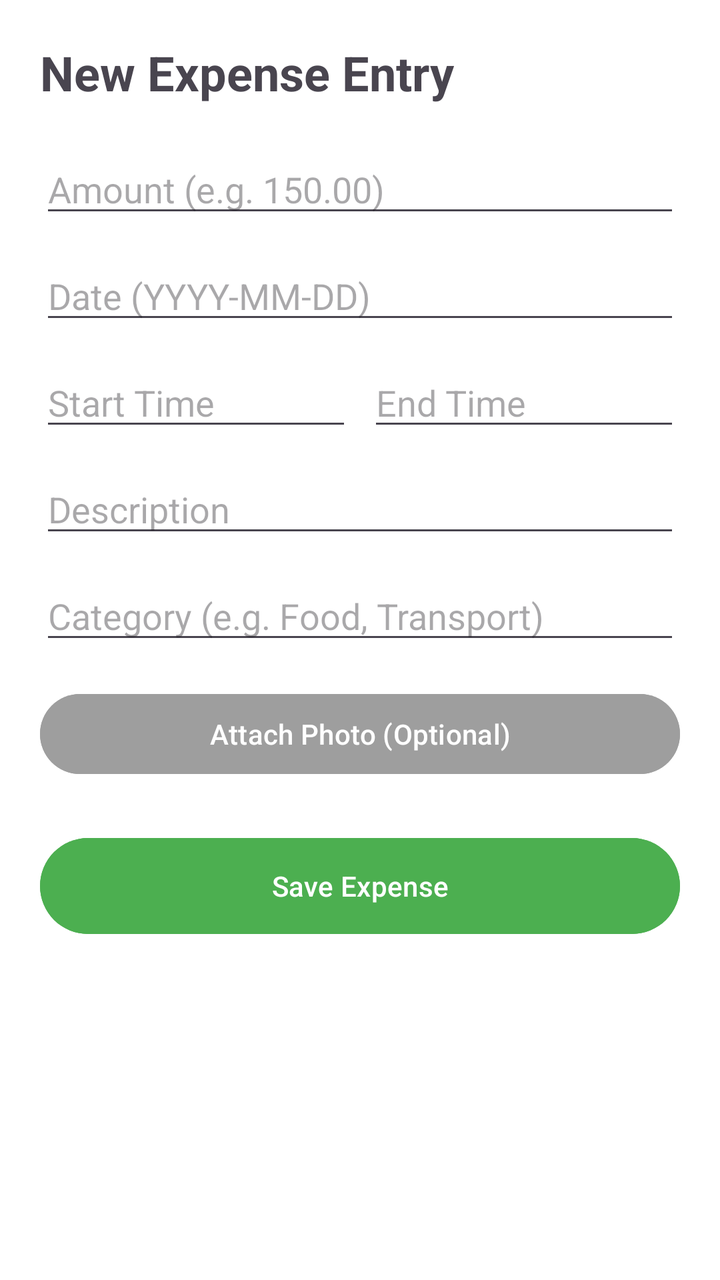
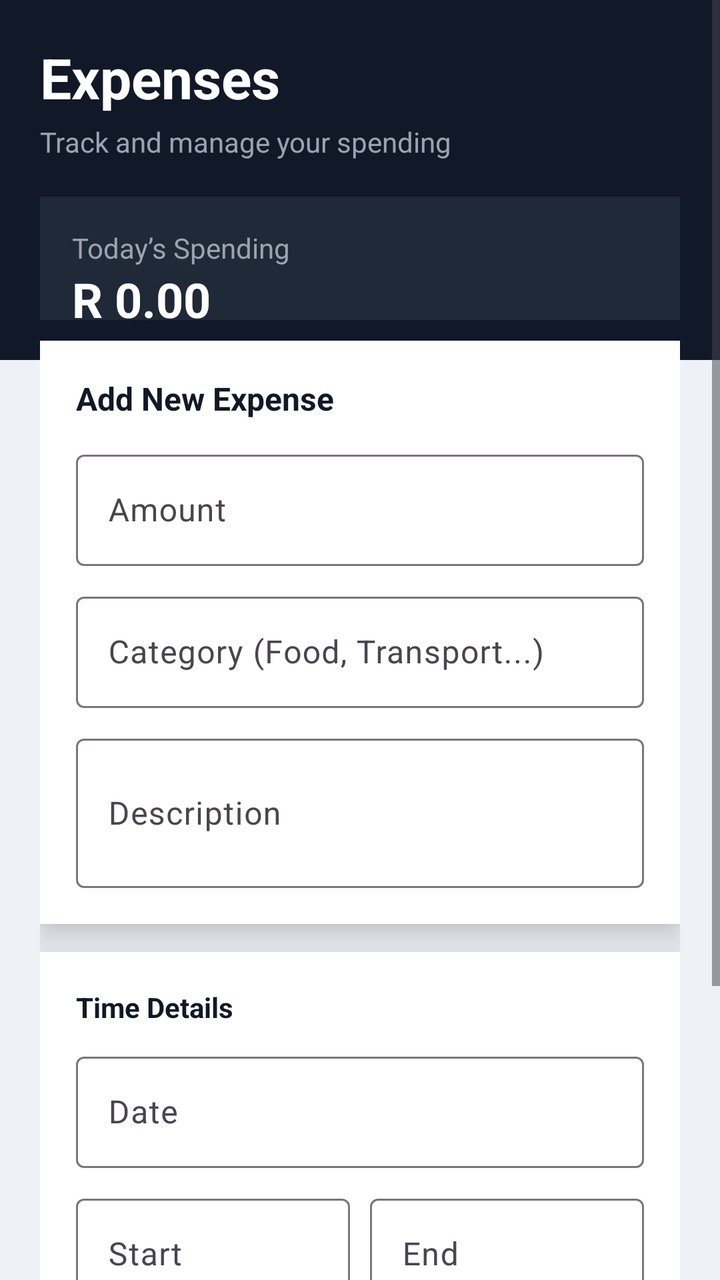

Compare the two renders of this Android layout. The source of the first and the diff that turns it into the second are given below.
<!-- AndroidManifest.xml: application theme Theme.BudgetX -->
<!-- res/layout/activity_add_expense.xml -->
<?xml version="1.0" encoding="utf-8"?>
<ScrollView xmlns:android="http://schemas.android.com/apk/res/android"
    android:layout_width="match_parent"
    android:layout_height="match_parent"
    android:background="#FFFFFF">

    <LinearLayout
        android:layout_width="match_parent"
        android:layout_height="wrap_content"
        android:orientation="vertical"
        android:padding="20dp">

        <TextView
            android:layout_width="wrap_content"
            android:layout_height="wrap_content"
            android:text="New Expense Entry"
            android:textSize="24sp"
            android:textStyle="bold"
            android:layout_marginBottom="20dp" />

        <EditText
            android:id="@+id/etAmount"
            android:layout_width="match_parent"
            android:layout_height="wrap_content"
            android:hint="Amount (e.g. 150.00)"
            android:inputType="numberDecimal"
            android:layout_marginBottom="12dp" />

        <EditText
            android:id="@+id/etDate"
            android:layout_width="match_parent"
            android:layout_height="wrap_content"
            android:hint="Date (YYYY-MM-DD)"
            android:inputType="date"
            android:layout_marginBottom="12dp" />

        <LinearLayout
            android:layout_width="match_parent"
            android:layout_height="wrap_content"
            android:orientation="horizontal">
            <EditText
                android:id="@+id/etStartTime"
                android:layout_width="0dp"
                android:layout_height="wrap_content"
                android:layout_weight="1"
                android:hint="Start Time"
                android:layout_marginEnd="8dp" />
            <EditText
                android:id="@+id/etEndTime"
                android:layout_width="0dp"
                android:layout_height="wrap_content"
                android:layout_weight="1"
                android:hint="End Time" />
        </LinearLayout>

        <EditText
            android:id="@+id/etDescription"
            android:layout_width="match_parent"
            android:layout_height="wrap_content"
            android:hint="Description"
            android:layout_marginTop="12dp"
            android:layout_marginBottom="12dp" />

        <EditText
            android:id="@+id/etCategory"
            android:layout_width="match_parent"
            android:layout_height="wrap_content"
            android:hint="Category (e.g. Food, Transport)"
            android:layout_marginBottom="16dp" />

        <Button
            android:id="@+id/btnAttachPhoto"
            android:layout_width="match_parent"
            android:layout_height="wrap_content"
            android:text="Attach Photo (Optional)"
            android:backgroundTint="#9E9E9E"
            android:layout_marginBottom="24dp" />

        <Button
            android:id="@+id/btnSaveExpense"
            android:layout_width="match_parent"
            android:layout_height="56dp"
            android:text="Save Expense"
            android:backgroundTint="#4CAF50" />

        <ImageView
            android:id="@+id/ivPhotoPreview"
            android:layout_width="match_parent"
            android:layout_height="200dp"
            android:scaleType="centerCrop"
            android:visibility="gone"
            android:layout_marginBottom="12dp" />

    </LinearLayout>
</ScrollView>
<!-- resources referenced by this layout -->
<resources>
  <style name="Theme.BudgetX" parent="Base.Theme.BudgetX" />
  <style name="Base.Theme.BudgetX" parent="Theme.Material3.DayNight.NoActionBar">
          
          
      </style>
</resources>

<!-- the commit's change to res/layout/activity_add_expense.xml (unified diff, before → after) -->
@@ -1,95 +1,236 @@
 <?xml version="1.0" encoding="utf-8"?>
 <ScrollView xmlns:android="http://schemas.android.com/apk/res/android"
+    xmlns:app="http://schemas.android.com/apk/res-auto"
     android:layout_width="match_parent"
     android:layout_height="match_parent"
-    android:background="#FFFFFF">
+    android:background="#EEF2F7">
 
     <LinearLayout
         android:layout_width="match_parent"
         android:layout_height="wrap_content"
-        android:orientation="vertical"
-        android:padding="20dp">
-
-        <TextView
-            android:layout_width="wrap_content"
-            android:layout_height="wrap_content"
-            android:text="New Expense Entry"
-            android:textSize="24sp"
-            android:textStyle="bold"
-            android:layout_marginBottom="20dp" />
-
-        <EditText
-            android:id="@+id/etAmount"
+        android:orientation="vertical">
+
+        
+        <LinearLayout
             android:layout_width="match_parent"
-            android:layout_height="wrap_content"
-            android:hint="Amount (e.g. 150.00)"
-            android:inputType="numberDecimal"
-            android:layout_marginBottom="12dp" />
-
-        <EditText
-            android:id="@+id/etDate"
-            android:layout_width="match_parent"
-            android:layout_height="wrap_content"
-            android:hint="Date (YYYY-MM-DD)"
-            android:inputType="date"
-            android:layout_marginBottom="12dp" />
-
+            android:layout_height="180dp"
+            android:background="#111827"
+            android:padding="20dp"
+            android:orientation="vertical">
+
+            <TextView
+                android:layout_width="wrap_content"
+                android:layout_height="wrap_content"
+                android:text="Expenses"
+                android:textSize="28sp"
+                android:textStyle="bold"
+                android:textColor="#FFFFFF"/>
+
+            <TextView
+                android:layout_width="wrap_content"
+                android:layout_height="wrap_content"
+                android:text="Track and manage your spending"
+                android:textSize="14sp"
+                android:textColor="#9CA3AF"
+                android:layout_marginTop="4dp"/>
+
+            
+            <LinearLayout
+                android:layout_width="match_parent"
+                android:layout_height="90dp"
+                android:layout_marginTop="18dp"
+                android:background="#1F2937"
+                android:padding="16dp"
+                android:orientation="vertical">
+
+                <TextView
+                    android:layout_width="wrap_content"
+                    android:layout_height="wrap_content"
+                    android:text="Today’s Spending"
+                    android:textColor="#9CA3AF"/>
+
+                <TextView
+                    android:layout_width="wrap_content"
+                    android:layout_height="wrap_content"
+                    android:text="R 0.00"
+                    android:textSize="24sp"
+                    android:textStyle="bold"
+                    android:textColor="#FFFFFF"/>
+            </LinearLayout>
+
+        </LinearLayout>
+
+        
         <LinearLayout
             android:layout_width="match_parent"
             android:layout_height="wrap_content"
-            android:orientation="horizontal">
-            <EditText
-                android:id="@+id/etStartTime"
-                android:layout_width="0dp"
-                android:layout_height="wrap_content"
-                android:layout_weight="1"
-                android:hint="Start Time"
-                android:layout_marginEnd="8dp" />
-            <EditText
-                android:id="@+id/etEndTime"
-                android:layout_width="0dp"
-                android:layout_height="wrap_content"
-                android:layout_weight="1"
-                android:hint="End Time" />
+            android:orientation="vertical"
+            android:padding="20dp"
+            android:layout_marginTop="-30dp">
+
+            
+            <LinearLayout
+                android:layout_width="match_parent"
+                android:layout_height="wrap_content"
+                android:background="#FFFFFF"
+                android:elevation="10dp"
+                android:padding="18dp"
+                android:orientation="vertical">
+
+                <TextView
+                    android:layout_width="wrap_content"
+                    android:layout_height="wrap_content"
+                    android:text="Add New Expense"
+                    android:textSize="16sp"
+                    android:textStyle="bold"
+                    android:textColor="#111827"
+                    android:layout_marginBottom="12dp"/>
+
+                
+                <com.google.android.material.textfield.TextInputLayout
+                    android:layout_width="match_parent"
+                    android:layout_height="wrap_content"
+                    android:hint="Amount">
+
+                    <com.google.android.material.textfield.TextInputEditText
+                        android:id="@+id/etAmount"
+                        android:layout_width="match_parent"
+                        android:layout_height="wrap_content"
+                        android:inputType="numberDecimal"/>
+                </com.google.android.material.textfield.TextInputLayout>
+
+                
+                <com.google.android.material.textfield.TextInputLayout
+                    android:layout_width="match_parent"
+                    android:layout_height="wrap_content"
+                    android:layout_marginTop="10dp"
+                    android:hint="Category (Food, Transport...)">
+
+                    <com.google.android.material.textfield.TextInputEditText
+                        android:id="@+id/etCategory"
+                        android:layout_width="match_parent"
+                        android:layout_height="wrap_content"/>
+                </com.google.android.material.textfield.TextInputLayout>
+
+                
+                <com.google.android.material.textfield.TextInputLayout
+                    android:layout_width="match_parent"
+                    android:layout_height="wrap_content"
+                    android:layout_marginTop="10dp"
+                    android:hint="Description">
+
+                    <com.google.android.material.textfield.TextInputEditText
+                        android:id="@+id/etDescription"
+                        android:layout_width="match_parent"
+                        android:layout_height="wrap_content"
+                        android:minLines="2"
+                        android:inputType="textMultiLine"/>
+                </com.google.android.material.textfield.TextInputLayout>
+
+            </LinearLayout>
+
+            
+            <LinearLayout
+                android:layout_width="match_parent"
+                android:layout_height="wrap_content"
+                android:background="#FFFFFF"
+                android:elevation="10dp"
+                android:padding="18dp"
+                android:layout_marginTop="14dp"
+                android:orientation="vertical">
+
+                <TextView
+                    android:layout_width="wrap_content"
+                    android:layout_height="wrap_content"
+                    android:text="Time Details"
+                    android:textStyle="bold"
+                    android:textColor="#111827"
+                    android:layout_marginBottom="10dp"/>
+
+                <com.google.android.material.textfield.TextInputLayout
+                    android:layout_width="match_parent"
+                    android:layout_height="wrap_content"
+                    android:hint="Date">
+
+                    <com.google.android.material.textfield.TextInputEditText
+                        android:id="@+id/etDate"
+                        android:layout_width="match_parent"
+                        android:layout_height="wrap_content"
+                        android:focusable="false"
+                        android:clickable="true"/>
+                </com.google.android.material.textfield.TextInputLayout>
+
+                <LinearLayout
+                    android:layout_width="match_parent"
+                    android:layout_height="wrap_content"
+                    android:orientation="horizontal"
+                    android:layout_marginTop="10dp">
+
+                    <com.google.android.material.textfield.TextInputLayout
+                        android:layout_width="0dp"
+                        android:layout_height="wrap_content"
+                        android:layout_weight="1"
+                        android:hint="Start">
+
+                        <com.google.android.material.textfield.TextInputEditText
+                            android:id="@+id/etStartTime"
+                            android:layout_width="match_parent"
+                            android:layout_height="wrap_content"
+                            android:focusable="false"
+                            android:clickable="true"/>
+                    </com.google.android.material.textfield.TextInputLayout>
+
+                    <Space
+                        android:layout_width="10dp"
+                        android:layout_height="wrap_content"/>
+
+                    <com.google.android.material.textfield.TextInputLayout
+                        android:layout_width="0dp"
+                        android:layout_height="wrap_content"
+                        android:layout_weight="1"
+                        android:hint="End">
+
+                        <com.google.android.material.textfield.TextInputEditText
+                            android:id="@+id/etEndTime"
+                            android:layout_width="match_parent"
+                            android:layout_height="wrap_content"
+                            android:focusable="false"
+                            android:clickable="true"/>
+                    </com.google.android.material.textfield.TextInputLayout>
+
+                </LinearLayout>
+            </LinearLayout>
+
+            
+            <com.google.android.material.button.MaterialButton
+                android:id="@+id/btnAttachPhoto"
+                android:layout_width="match_parent"
+                android:layout_height="wrap_content"
+                android:text="Attach Receipt"
+                android:layout_marginTop="16dp"
+                app:backgroundTint="#6B7280"
+                android:textColor="#FFFFFF"/>
+
+            <ImageView
+                android:id="@+id/ivPhotoPreview"
+                android:layout_width="match_parent"
+                android:layout_height="180dp"
+                android:scaleType="centerCrop"
+                android:visibility="gone"
+                android:layout_marginTop="12dp"/>
+
+            
+            <com.google.android.material.button.MaterialButton
+                android:id="@+id/btnSaveExpense"
+                android:layout_width="match_parent"
+                android:layout_height="56dp"
+                android:text="Save Expense"
+                android:textStyle="bold"
+                app:backgroundTint="#10B981"
+                android:textColor="#FFFFFF"
+                android:layout_marginTop="18dp"/>
+
         </LinearLayout>
-
-        <EditText
-            android:id="@+id/etDescription"
-            android:layout_width="match_parent"
-            android:layout_height="wrap_content"
-            android:hint="Description"
-            android:layout_marginTop="12dp"
-            android:layout_marginBottom="12dp" />
-
-        <EditText
-            android:id="@+id/etCategory"
-            android:layout_width="match_parent"
-            android:layout_height="wrap_content"
-            android:hint="Category (e.g. Food, Transport)"
-            android:layout_marginBottom="16dp" />
-
-        <Button
-            android:id="@+id/btnAttachPhoto"
-            android:layout_width="match_parent"
-            android:layout_height="wrap_content"
-            android:text="Attach Photo (Optional)"
-            android:backgroundTint="#9E9E9E"
-            android:layout_marginBottom="24dp" />
-
-        <Button
-            android:id="@+id/btnSaveExpense"
-            android:layout_width="match_parent"
-            android:layout_height="56dp"
-            android:text="Save Expense"
-            android:backgroundTint="#4CAF50" />
-
-        <ImageView
-            android:id="@+id/ivPhotoPreview"
-            android:layout_width="match_parent"
-            android:layout_height="200dp"
-            android:scaleType="centerCrop"
-            android:visibility="gone"
-            android:layout_marginBottom="12dp" />
 
     </LinearLayout>
 </ScrollView>
